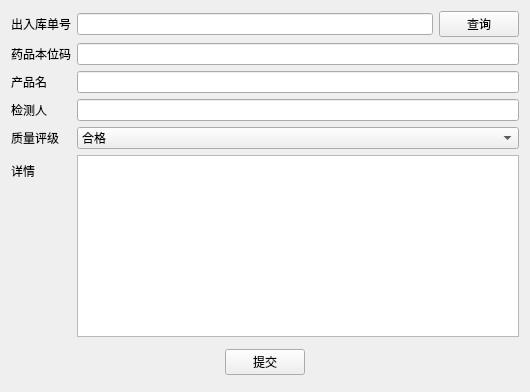
owlsome2501/medicines_dbs, file quality_record.ui: the form before one commit.
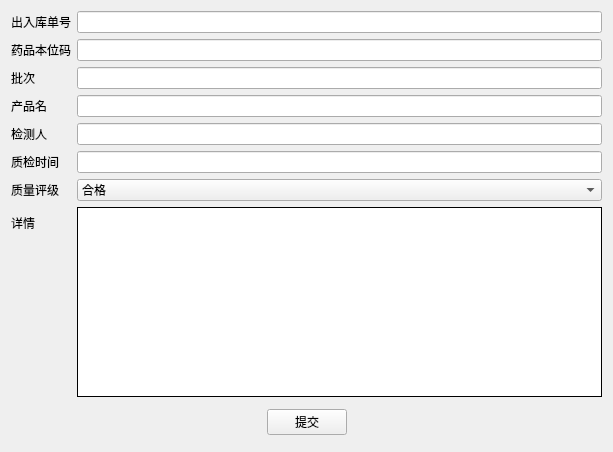
The form after the commit.

The edit to the form file:
```diff
--- a/quality_record.ui
+++ b/quality_record.ui
@@ -6,8 +6,8 @@
    <rect>
     <x>0</x>
     <y>0</y>
-    <width>530</width>
-    <height>392</height>
+    <width>613</width>
+    <height>452</height>
    </rect>
   </property>
   <property name="windowTitle">
@@ -23,21 +23,21 @@
        </property>
       </widget>
      </item>
-     <item row="2" column="0">
+     <item row="3" column="0">
       <widget class="QLabel" name="label_2">
        <property name="text">
         <string>产品名</string>
        </property>
       </widget>
      </item>
-     <item row="4" column="0">
+     <item row="6" column="0">
       <widget class="QLabel" name="label_3">
        <property name="text">
         <string>质量评级</string>
        </property>
       </widget>
      </item>
-     <item row="5" column="0">
+     <item row="7" column="0">
       <widget class="QLabel" name="label_4">
        <property name="text">
         <string>详情</string>
@@ -54,15 +54,15 @@
        </property>
       </widget>
      </item>
-     <item row="2" column="1">
+     <item row="3" column="1">
       <widget class="QLineEdit" name="ap_name">
        <property name="readOnly">
         <bool>true</bool>
        </property>
       </widget>
      </item>
-     <item row="4" column="1">
-      <widget class="QComboBox" name="qulity">
+     <item row="6" column="1">
+      <widget class="QComboBox" name="quality">
        <item>
         <property name="text">
          <string>合格</string>
@@ -75,25 +75,29 @@
        </item>
       </widget>
      </item>
-     <item row="5" column="1">
+     <item row="7" column="1">
       <widget class="QPlainTextEdit" name="detail">
        <property name="frameShape">
-        <enum>QFrame::StyledPanel</enum>
+        <enum>QFrame::Box</enum>
        </property>
        <property name="frameShadow">
         <enum>QFrame::Plain</enum>
        </property>
       </widget>
      </item>
-     <item row="3" column="0">
+     <item row="4" column="0">
       <widget class="QLabel" name="label_5">
        <property name="text">
         <string>检测人</string>
        </property>
       </widget>
      </item>
-     <item row="3" column="1">
-      <widget class="QLineEdit" name="staff"/>
+     <item row="4" column="1">
+      <widget class="QLineEdit" name="staff">
+       <property name="readOnly">
+        <bool>true</bool>
+       </property>
+      </widget>
      </item>
      <item row="0" column="0">
       <widget class="QLabel" name="label_6">
@@ -111,15 +115,36 @@
          </property>
         </widget>
        </item>
-       <item>
-        <widget class="QPushButton" name="select_io">
-         <property name="text">
-          <string>查询</string>
-         </property>
-        </widget>
-       </item>
       </layout>
      </item>
+     <item row="2" column="0">
+      <widget class="QLabel" name="label_7">
+       <property name="text">
+        <string>批次</string>
+       </property>
+      </widget>
+     </item>
+     <item row="2" column="1">
+      <widget class="QLineEdit" name="batch_num">
+       <property name="readOnly">
+        <bool>true</bool>
+       </property>
+      </widget>
+     </item>
+     <item row="5" column="0">
+      <widget class="QLabel" name="label_8">
+       <property name="text">
+        <string>质检时间</string>
+       </property>
+      </widget>
+     </item>
+     <item row="5" column="1">
+      <widget class="QLineEdit" name="date">
+       <property name="readOnly">
+        <bool>true</bool>
+       </property>
+      </widget>
+     </item>
     </layout>
    </item>
    <item>
```
